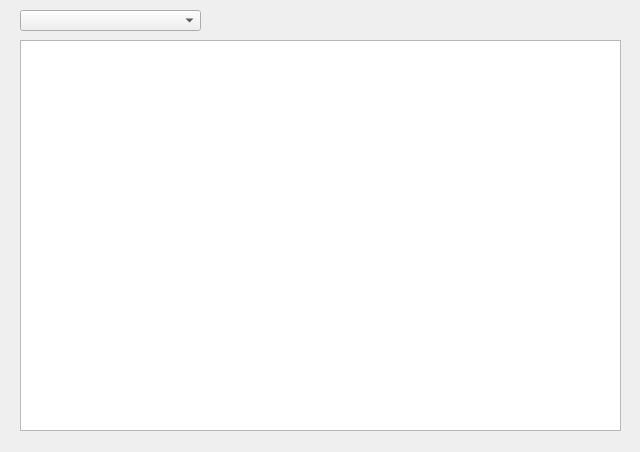
Above: PACS_DB.ui from jamemanionda/2023_skku_medical before the change. Below: the same form after it.
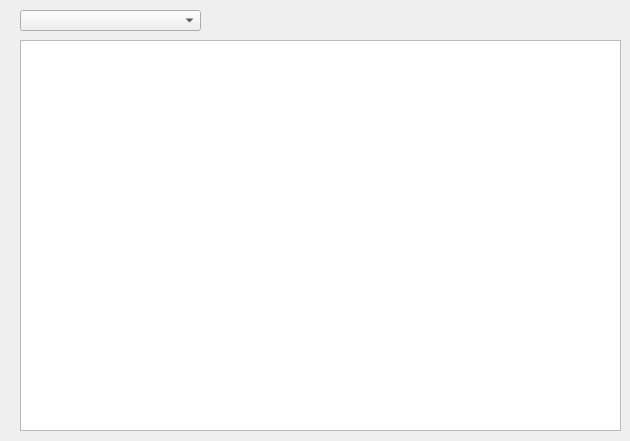
That is the form after the change.

Patch:
```diff
--- a/PACS_DB.ui
+++ b/PACS_DB.ui
@@ -6,8 +6,8 @@
    <rect>
     <x>0</x>
     <y>0</y>
-    <width>640</width>
-    <height>452</height>
+    <width>630</width>
+    <height>441</height>
    </rect>
   </property>
   <property name="windowTitle">
```
